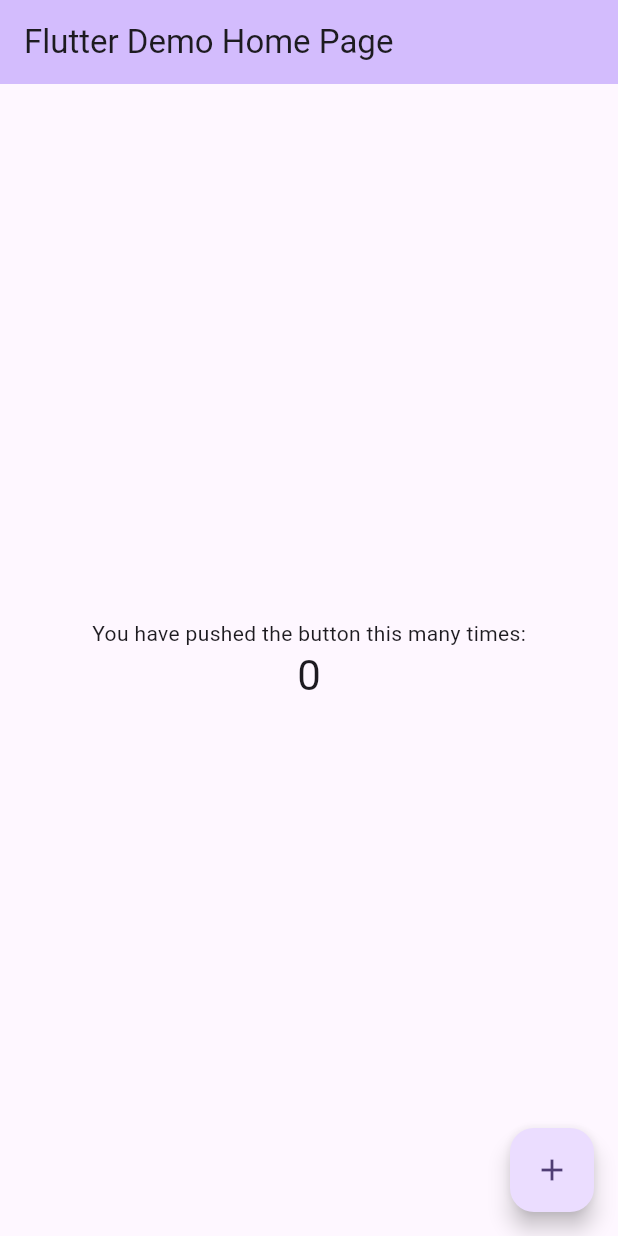
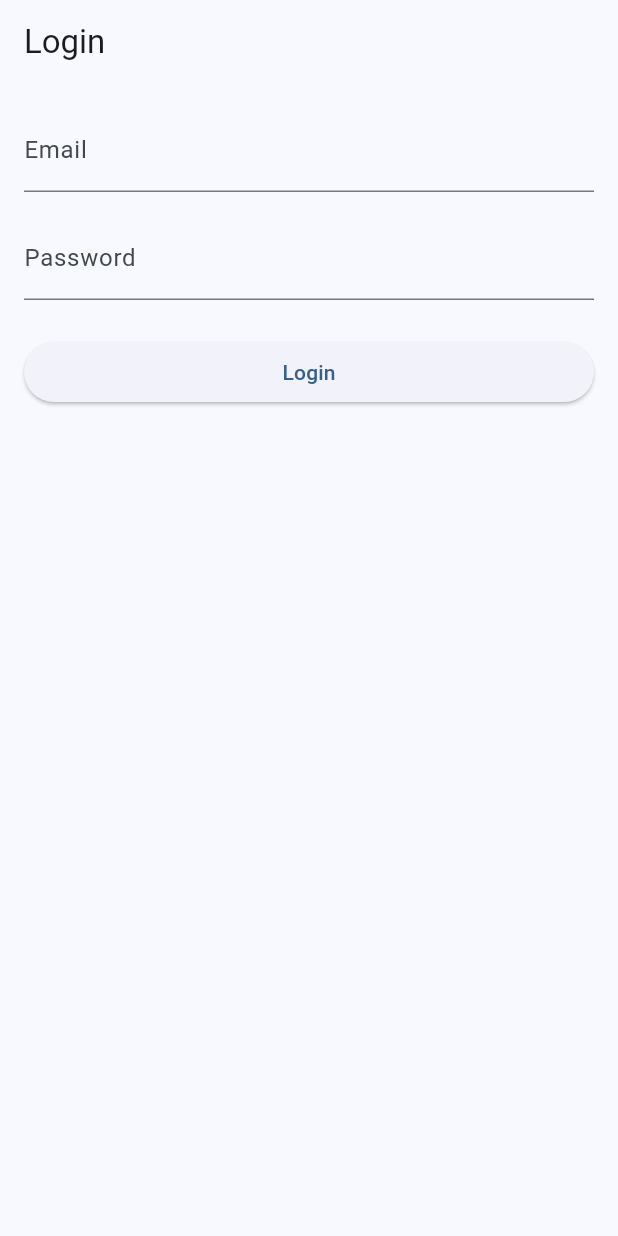
Before and after one commit to NichWes/velincia_mobile, a Flutter app: the screen it shows after launch, on a phone screen of 412 x 824 dp. Run offline on Flutter 3.47's test engine with Material 3 defaults, Android fonts, the phone set to English and light mode, and no system bars; our stand-ins replace dio, flutter_secure_storage; accounts and stored records are empty.

Commit message:
install dan coding awal untuk auth

```diff
--- /dev/null
+++ b/lib/core/api/api_endpoints.dart
@@ -0,0 +1,6 @@
+class ApiEndpoints {
+  static const String register = '/register';
+  static const String login = '/login';
+  static const String me = '/me';
+  static const String logout = '/logout';
+}
--- /dev/null
+++ b/lib/core/constants/app_constants.dart
@@ -0,0 +1,3 @@
+class AppConstants {
+  static const String baseUrl = 'http://192.168.56.1:8000/api ';
+}
--- /dev/null
+++ b/lib/core/storage/secure_storage_service.dart
@@ -0,0 +1,19 @@
+import 'package:flutter_secure_storage/flutter_secure_storage.dart';
+
+class SecureStorageService {
+  static const _storage = FlutterSecureStorage();
+
+  static const String tokenKey = 'auth_token';
+
+  Future<void> saveToken(String token) async {
+    await _storage.write(key: tokenKey, value: token);
+  }
+
+  Future<String?> getToken() async {
+    return await _storage.read(key: tokenKey);
+  }
+
+  Future<void> deleteToken() async {
+    await _storage.delete(key: tokenKey);
+  }
+}
--- /dev/null
+++ b/lib/features/auth/models/user_model.dart
@@ -0,0 +1,31 @@
+class UserModel {
+  final int id;
+  final String name;
+  final String? email;
+  final String? phone;
+  final String role;
+  final String? companyName;
+  final String? address;
+
+  UserModel({
+    required this.id,
+    required this.name,
+    this.email,
+    this.phone,
+    required this.role,
+    this.companyName,
+    this.address,
+  });
+
+  factory UserModel.fromJson(Map<String, dynamic> json) {
+    return UserModel(
+      id: json['id'],
+      name: json['name'] ?? '',
+      email: json['email'],
+      phone: json['phone'],
+      role: json['role'] ?? '',
+      companyName: json['company_name'],
+      address: json['address'],
+    );
+  }
+}
--- /dev/null
+++ b/lib/features/auth/screens/login_screen.dart
@@ -0,0 +1,90 @@
+import 'package:flutter/material.dart';
+import 'package:provider/provider.dart';
+import '../providers/auth_provider.dart';
+
+class LoginScreen extends StatefulWidget {
+  const LoginScreen({super.key});
+
+  @override
+  State<LoginScreen> createState() => _LoginScreenState();
+}
+
+class _LoginScreenState extends State<LoginScreen> {
+  final _emailController = TextEditingController();
+  final _passwordController = TextEditingController();
+
+  @override
+  void dispose() {
+    _emailController.dispose();
+    _passwordController.dispose();
+    super.dispose();
+  }
+
+  Future<void> _handleLogin() async {
+    final authProvider = context.read<AuthProvider>();
+
+    try {
+      await authProvider.login(
+        email: _emailController.text.trim(),
+        password: _passwordController.text.trim(),
+      );
+
+      if (!mounted) return;
+
+      ScaffoldMessenger.of(context).showSnackBar(
+        const SnackBar(content: Text('Login berhasil')),
+      );
+    } catch (e) {
+      if (!mounted) return;
+
+      ScaffoldMessenger.of(context).showSnackBar(
+        SnackBar(content: Text('Login gagal: $e')),
+      );
+    }
+  }
+
+  @override
+  Widget build(BuildContext context) {
+    final authProvider = context.watch<AuthProvider>();
+
+    return Scaffold(
+      appBar: AppBar(title: const Text('Login')),
+      body: Padding(
+        padding: const EdgeInsets.all(16),
+        child: Column(
+          children: [
+            TextField(
+              controller: _emailController,
+              keyboardType: TextInputType.emailAddress,
+              decoration: const InputDecoration(
+                labelText: 'Email',
+              ),
+            ),
+            const SizedBox(height: 16),
+            TextField(
+              controller: _passwordController,
+              obscureText: true,
+              decoration: const InputDecoration(
+                labelText: 'Password',
+              ),
+            ),
+            const SizedBox(height: 24),
+            SizedBox(
+              width: double.infinity,
+              child: ElevatedButton(
+                onPressed: authProvider.isLoading ? null : _handleLogin,
+                child: authProvider.isLoading
+                    ? const SizedBox(
+                        width: 20,
+                        height: 20,
+                        child: CircularProgressIndicator(strokeWidth: 2),
+                      )
+                    : const Text('Login'),
+              ),
+            ),
+          ],
+        ),
+      ),
+    );
+  }
+}
--- a/lib/main.dart
+++ b/lib/main.dart
@@ -1,4 +1,7 @@
 import 'package:flutter/material.dart';
+import 'package:provider/provider.dart';
+import 'features/auth/providers/auth_provider.dart';
+import 'features/auth/screens/login_screen.dart';
 
 void main() {
   runApp(const MyApp());
@@ -7,119 +10,19 @@ void main() {
 class MyApp extends StatelessWidget {
   const MyApp({super.key});
 
-  // This widget is the root of your application.
   @override
   Widget build(BuildContext context) {
-    return MaterialApp(
-      title: 'Flutter Demo',
-      theme: ThemeData(
-        // This is the theme of your application.
-        //
-        // TRY THIS: Try running your application with "flutter run". You'll see
-        // the application has a purple toolbar. Then, without quitting the app,
-        // try changing the seedColor in the colorScheme below to Colors.green
-        // and then invoke "hot reload" (save your changes or press the "hot
-        // reload" button in a Flutter-supported IDE, or press "r" if you used
-        // the command line to start the app).
-        //
-        // Notice that the counter didn't reset back to zero; the application
-        // state is not lost during the reload. To reset the state, use hot
-        // restart instead.
-        //
-        // This works for code too, not just values: Most code changes can be
-        // tested with just a hot reload.
-        colorScheme: ColorScheme.fromSeed(seedColor: Colors.deepPurple),
-        useMaterial3: true,
+    return ChangeNotifierProvider(
+      create: (_) => AuthProvider()..checkLogin(),
+      child: MaterialApp(
+        debugShowCheckedModeBanner: false,
+        title: 'Velincia HPL',
+        theme: ThemeData(
+          colorScheme: ColorScheme.fromSeed(seedColor: Colors.blue),
+          useMaterial3: true,
+        ),
+        home: const LoginScreen(),
       ),
-      home: const MyHomePage(title: 'Flutter Demo Home Page'),
     );
   }
 }
-
-class MyHomePage extends StatefulWidget {
-  const MyHomePage({super.key, required this.title});
-
-  // This widget is the home page of your application. It is stateful, meaning
-  // that it has a State object (defined below) that contains fields that affect
-  // how it looks.
-
-  // This class is the configuration for the state. It holds the values (in this
-  // case the title) provided by the parent (in this case the App widget) and
-  // used by the build method of the State. Fields in a Widget subclass are
-  // always marked "final".
-
-  final String title;
-
-  @override
-  State<MyHomePage> createState() => _MyHomePageState();
-}
-
-class _MyHomePageState extends State<MyHomePage> {
-  int _counter = 0;
-
-  void _incrementCounter() {
-    setState(() {
-      // This call to setState tells the Flutter framework that something has
-      // changed in this State, which causes it to rerun the build method below
-      // so that the display can reflect the updated values. If we changed
-      // _counter without calling setState(), then the build method would not be
-      // called again, and so nothing would appear to happen.
-      _counter++;
-    });
-  }
-
-  @override
-  Widget build(BuildContext context) {
-    // This method is rerun every time setState is called, for instance as done
-    // by the _incrementCounter method above.
-    //
-    // The Flutter framework has been optimized to make rerunning build methods
-    // fast, so that you can just rebuild anything that needs updating rather
-    // than having to individually change instances of widgets.
-    return Scaffold(
-      appBar: AppBar(
-        // TRY THIS: Try changing the color here to a specific color (to
-        // Colors.amber, perhaps?) and trigger a hot reload to see the AppBar
-        // change color while the other colors stay the same.
-        backgroundColor: Theme.of(context).colorScheme.inversePrimary,
-        // Here we take the value from the MyHomePage object that was created by
-        // the App.build method, and use it to set our appbar title.
-        title: Text(widget.title),
-      ),
-      body: Center(
-        // Center is a layout widget. It takes a single child and positions it
-        // in the middle of the parent.
-        child: Column(
-          // Column is also a layout widget. It takes a list of children and
-          // arranges them vertically. By default, it sizes itself to fit its
-          // children horizontally, and tries to be as tall as its parent.
-          //
-          // Column has various properties to control how it sizes itself and
-          // how it positions its children. Here we use mainAxisAlignment to
-          // center the children vertically; the main axis here is the vertical
-          // axis because Columns are vertical (the cross axis would be
-          // horizontal).
-          //
-          // TRY THIS: Invoke "debug painting" (choose the "Toggle Debug Paint"
-          // action in the IDE, or press "p" in the console), to see the
-          // wireframe for each widget.
-          mainAxisAlignment: MainAxisAlignment.center,
-          children: <Widget>[
-            const Text(
-              'You have pushed the button this many times:',
-            ),
-            Text(
-              '$_counter',
-              style: Theme.of(context).textTheme.headlineMedium,
-            ),
-          ],
-        ),
-      ),
-      floatingActionButton: FloatingActionButton(
-        onPressed: _incrementCounter,
-        tooltip: 'Increment',
-        child: const Icon(Icons.add),
-      ), // This trailing comma makes auto-formatting nicer for build methods.
-    );
-  }
-}
```
Also changed, not shown: lib/core/api/api_client.dart (added, +35 -0 lines), lib/features/auth/data/auth_service.dart (added, +90 -0 lines), lib/features/auth/providers/auth_provider.dart (added, +107 -0 lines), lib/features/auth/screens/register_screen.dart (added), 1 other file.
